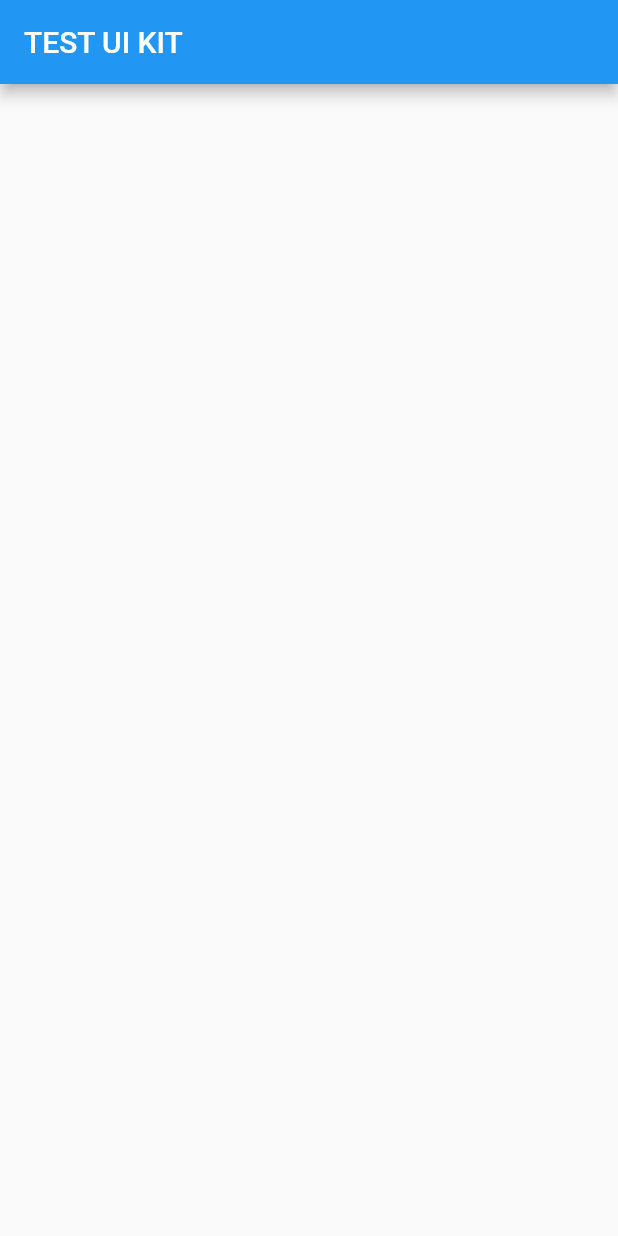
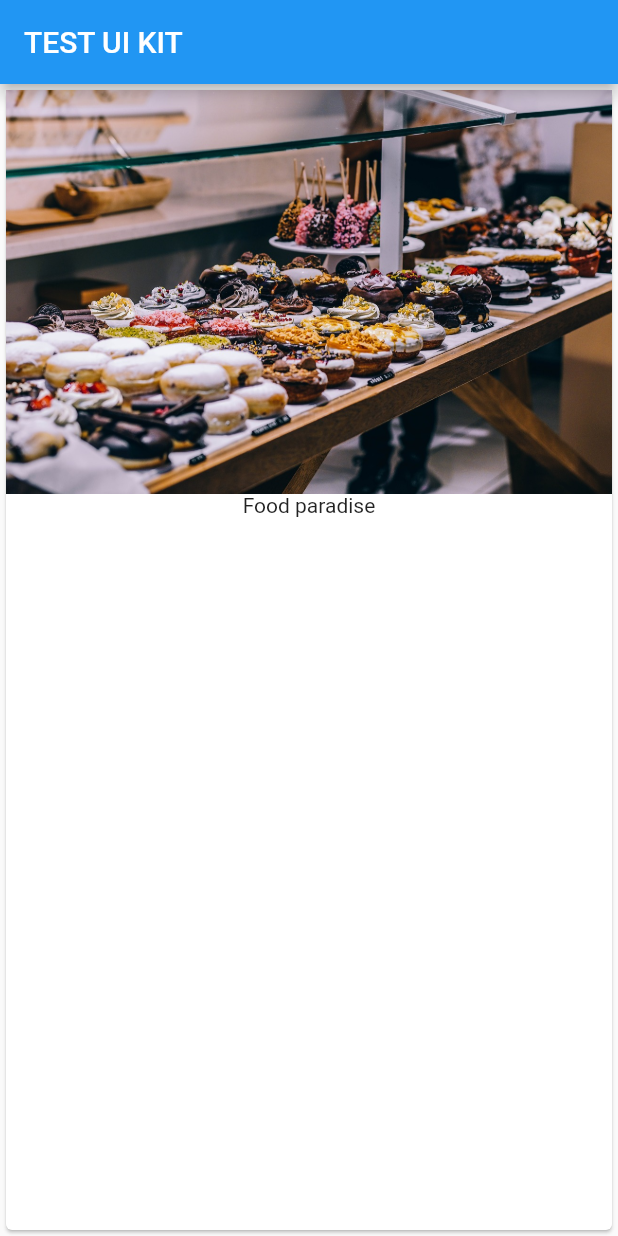
Before and after one commit to chrisCodeCommits/Dartlang_tests, a Flutter app: the screen it shows after launch, on a phone screen of 412 x 824 dp. Run offline on Flutter 3.47's test engine with Material 2 defaults, Android fonts, the phone set to English and light mode, and no system bars.

Commit message:
added assets/food.jpg to body

```diff
--- a/lib/main.dart
+++ b/lib/main.dart
@@ -13,7 +13,10 @@ class MyApp extends StatelessWidget {
         appBar: AppBar(
           title: Text('TEST UI KIT'),
         ),
-        body: Card(child: Column(children: <Widget>[],),),
+        body: Card(child: Column(children: <Widget>[
+          Image.asset('assets/food.jpg'),
+          Text('Food paradise'),
+        ],),),
       ),
     );
   }
--- a/pubspec.yaml
+++ b/pubspec.yaml
@@ -45,8 +45,8 @@ flutter:
   uses-material-design: true
 
   # To add assets to your application, add an assets section, like this:
-  # assets:
-  #  - images/a_dot_burr.jpeg
+  assets:
+    - assets/food.jpg
   #  - images/a_dot_ham.jpeg
 
   # An image asset can refer to one or more resolution-specific "variants", see
```
Also changed, not shown: assets/food.jpg (added).
